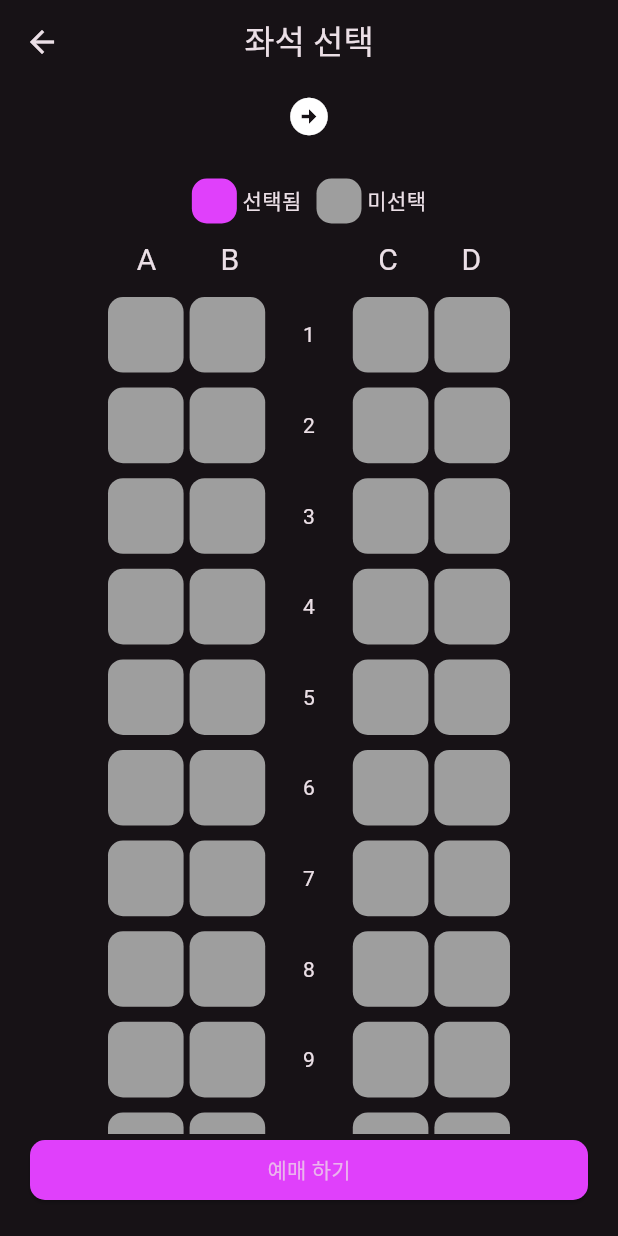
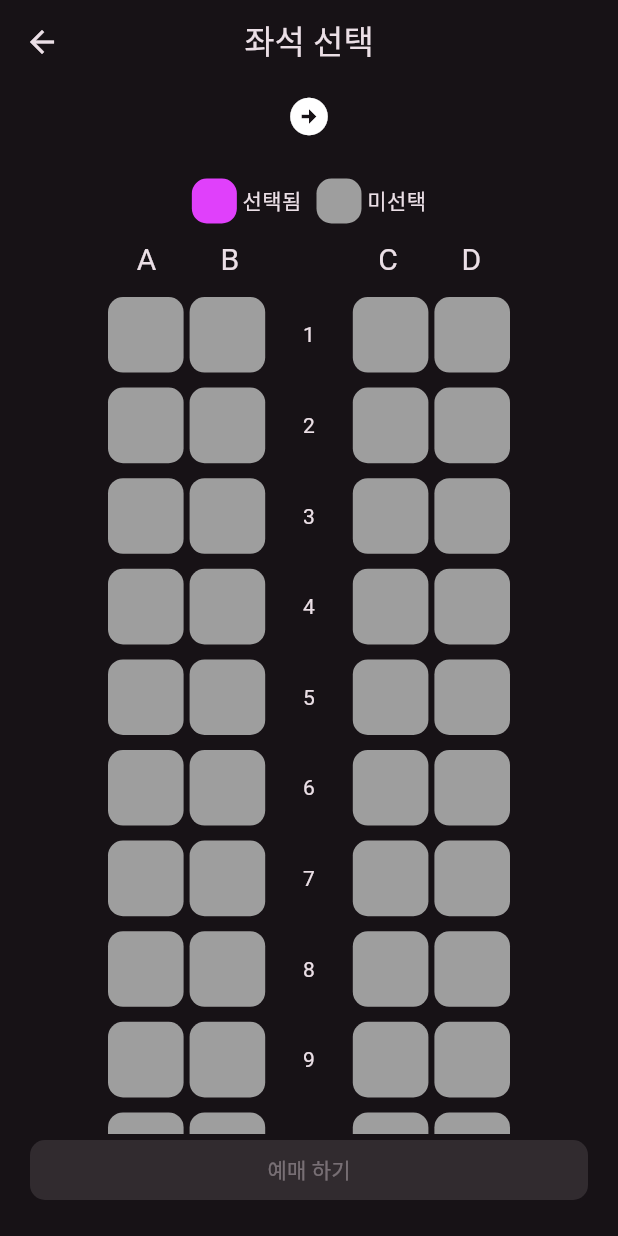
Before and after one commit to jinsung99123/flutter_train_app, a Flutter app: the SeatPage screen opened directly with empty values, on a phone screen of 412 x 824 dp. Run offline on Flutter 3.47's test engine with Material 3 defaults, Android fonts, the phone set to English and light mode, and no system bars.

Commit message:
좌석 선택 페이지 정류장 잘림 현상 수정 및 예매하기 버튼 조건 추가

```diff
--- a/lib/seat_page/seat_page.dart
+++ b/lib/seat_page/seat_page.dart
@@ -37,9 +37,9 @@ class _SeatPageState extends State<SeatPage> {
               mainAxisAlignment: MainAxisAlignment.center,
               children: [
                 Text(widget.start,style: TextStyle(fontSize: 30,color: Colors.purpleAccent)),
-                SizedBox(width: 60,),
+                SizedBox(width: 30,),
                 Icon(Icons.arrow_circle_right,size: 30,),
-                SizedBox(width: 60,),
+                SizedBox(width: 30,),
                 Text(widget.end,style: TextStyle(fontSize: 30,color: Colors.purpleAccent),)
               ],
             ),
@@ -166,7 +166,7 @@ class _SeatPageState extends State<SeatPage> {
                     borderRadius: BorderRadius.circular(10)
                   )
                 ),
-                onPressed: () {
+                onPressed: (selectRow !=null && selectCol !=null)?() {
                 showCupertinoDialog(context: context, builder: (context){
                   return CupertinoAlertDialog(
                     title: Text('예매 하시겠습니까?'),
@@ -185,7 +185,8 @@ class _SeatPageState extends State<SeatPage> {
                     ],
                   );
                 });
-              }, child: Text('예매 하기')),
+              }:null, child: Text('예매 하기')),
+
 
             ),
           ),
```
